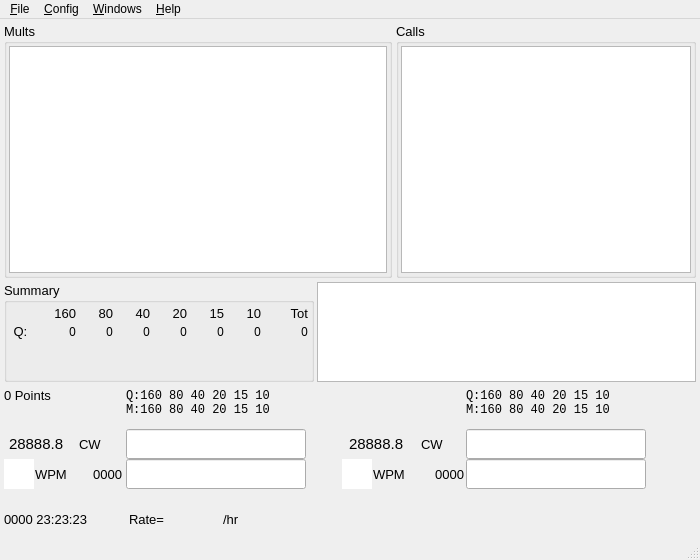
Above: so2sdr/so2sdr.ui from n4ogw/so2sdr before the change. Below: the same form after it.
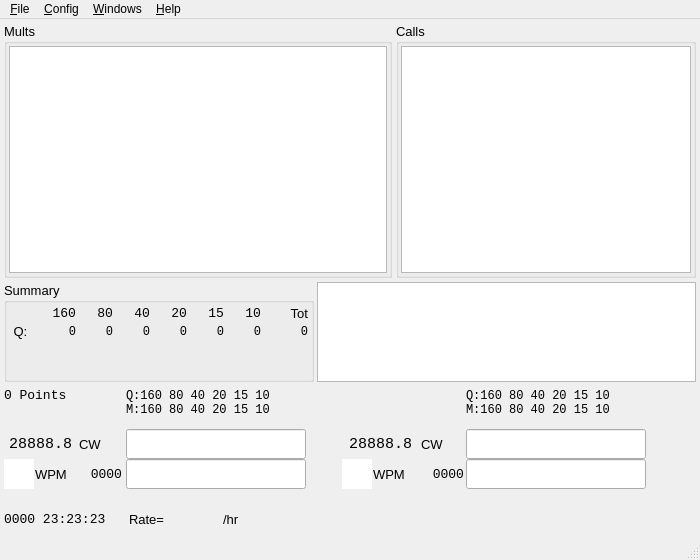
That is the form after the change.

Commit message: Correct some fonts in so2sdr.ui. Qso totals were not using the slashed zero font.

What changed in the file:
```diff
--- a/so2sdr/so2sdr.ui
+++ b/so2sdr/so2sdr.ui
@@ -254,6 +254,7 @@
               <widget class="QLabel" name="label_160">
                <property name="font">
                 <font>
+                 <family>Monospace</family>
                  <pointsize>10</pointsize>
                 </font>
                </property>
@@ -269,6 +270,7 @@
               <widget class="QLabel" name="label_80">
                <property name="font">
                 <font>
+                 <family>Monospace</family>
                  <pointsize>10</pointsize>
                 </font>
                </property>
@@ -284,6 +286,7 @@
               <widget class="QLabel" name="label_40">
                <property name="font">
                 <font>
+                 <family>Monospace</family>
                  <pointsize>10</pointsize>
                 </font>
                </property>
@@ -299,6 +302,7 @@
               <widget class="QLabel" name="label_20">
                <property name="font">
                 <font>
+                 <family>Monospace</family>
                  <pointsize>10</pointsize>
                 </font>
                </property>
@@ -332,6 +336,7 @@
                </property>
                <property name="font">
                 <font>
+                 <family>Monospace</family>
                  <pointsize>10</pointsize>
                 </font>
                </property>
@@ -365,6 +370,7 @@
                </property>
                <property name="font">
                 <font>
+                 <family>Monospace</family>
                  <pointsize>10</pointsize>
                 </font>
                </property>
@@ -398,7 +404,7 @@
                </property>
                <property name="font">
                 <font>
-                 <family>Sans Serif</family>
+                 <family>Monospace</family>
                  <pointsize>9</pointsize>
                 </font>
                </property>
@@ -432,7 +438,7 @@
                </property>
                <property name="font">
                 <font>
-                 <family>Sans Serif</family>
+                 <family>Monospace</family>
                  <pointsize>9</pointsize>
                 </font>
                </property>
@@ -466,7 +472,7 @@
                </property>
                <property name="font">
                 <font>
-                 <family>Sans Serif</family>
+                 <family>Monospace</family>
                  <pointsize>9</pointsize>
                 </font>
                </property>
@@ -500,7 +506,7 @@
                </property>
                <property name="font">
                 <font>
-                 <family>Sans Serif</family>
+                 <family>Monospace</family>
                  <pointsize>9</pointsize>
                 </font>
                </property>
@@ -534,7 +540,7 @@
                </property>
                <property name="font">
                 <font>
-                 <family>Sans Serif</family>
+                 <family>Monospace</family>
                  <pointsize>9</pointsize>
                 </font>
                </property>
@@ -568,7 +574,7 @@
                </property>
                <property name="font">
                 <font>
-                 <family>Sans Serif</family>
+                 <family>Monospace</family>
                  <pointsize>9</pointsize>
                 </font>
                </property>
@@ -873,7 +879,7 @@
                </property>
                <property name="font">
                 <font>
-                 <family>Sans Serif</family>
+                 <family>Monospace</family>
                  <pointsize>9</pointsize>
                 </font>
                </property>
@@ -1365,6 +1371,7 @@
           </property>
           <property name="font">
            <font>
+            <family>Monospace</family>
             <pointsize>10</pointsize>
            </font>
           </property>
@@ -1554,6 +1561,7 @@
          <widget class="QLabel" name="ScoreLabel">
           <property name="font">
            <font>
+            <family>Monospace</family>
             <pointsize>10</pointsize>
            </font>
           </property>
@@ -1674,6 +1682,7 @@
             </property>
             <property name="font">
              <font>
+              <family>Monospace</family>
               <pointsize>10</pointsize>
              </font>
             </property>
@@ -1793,6 +1802,7 @@
             </property>
             <property name="font">
              <font>
+              <family>Monospace</family>
               <pointsize>10</pointsize>
              </font>
             </property>
@@ -1830,6 +1840,7 @@
             </property>
             <property name="font">
              <font>
+              <family>Monospace</family>
               <pointsize>11</pointsize>
              </font>
             </property>
@@ -1894,6 +1905,7 @@
             </property>
             <property name="font">
              <font>
+              <family>Monospace</family>
               <pointsize>11</pointsize>
              </font>
             </property>
```
Left out of the diff: 34 changed lines with no effect on the pictures.
